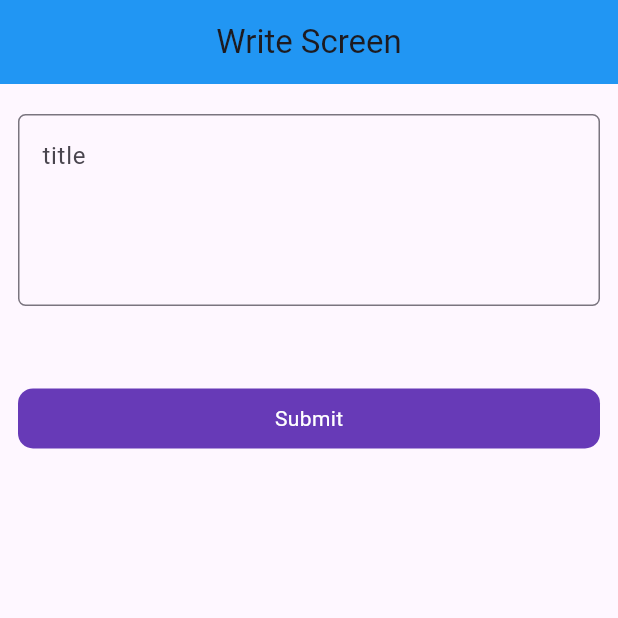
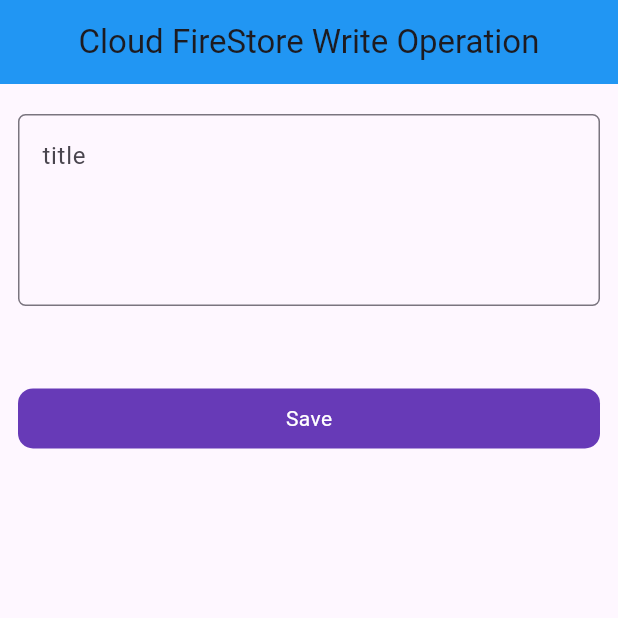
Before and after one commit to ARAFAT2000/firebasetuitorial, a Flutter app: the screen it shows after launch, on a phone screen of 412 x 824 dp, the top half of it. Run offline on Flutter 3.47's test engine with Material 3 defaults, Android fonts, the phone set to English and light mode, and no system bars; our stand-ins replace cloud_firestore, firebase_auth, firebase_core, firebase_database, fluttertoast; accounts and stored records are empty.

Commit message:
cloud database 4 method

```diff
--- /dev/null
+++ b/lib/Cloud_database/write_data.dart
@@ -0,0 +1,102 @@
+
+import 'package:cloud_firestore/cloud_firestore.dart';
+import 'package:firebasetuitorial/Utils/round_button.dart';
+import 'package:firebasetuitorial/Utils/tost_message.dart';
+
+import 'package:flutter/material.dart';
+
+import 'fetch_data.dart';
+
+class CloudFirestoreWrite extends StatefulWidget {
+  const CloudFirestoreWrite({super.key});
+
+  @override
+  State<CloudFirestoreWrite> createState() => _CloudFirestoreWriteState();
+}
+
+class _CloudFirestoreWriteState extends State<CloudFirestoreWrite> {
+  final titleController= TextEditingController();
+
+ final database= FirebaseFirestore.instance.collection('userdata');
+
+  bool loading=false;
+  final _key= GlobalKey<FormState>();
+  @override
+  Widget build(BuildContext context) {
+    final size= MediaQuery.of(context).size;
+    return Scaffold(
+      appBar: AppBar(
+        backgroundColor: Colors.blue,
+        centerTitle: true,
+
+        title: Text('Cloud FireStore Write Operation'),
+      ),
+
+      body: Padding(
+        padding: const EdgeInsets.only(top: 20,left: 12,right: 12),
+        child: Form(
+          key: _key,
+          child: Column(
+            children: [
+              TextFormField(
+                controller: titleController,
+                maxLines: 4,
+                decoration:InputDecoration(
+                    hintText: 'title',
+                    border: OutlineInputBorder(
+                        borderRadius: BorderRadius.circular(5)
+                    )
+                ) ,
+                validator: (value){
+                  if(value!.isEmpty){
+                    return 'Enter title';
+                  }
+                  return null;
+                },
+              ),
+              SizedBox(
+                height: size.height/15,
+              ),
+              RoundButton(
+                  loading: loading,
+                  title: 'Save',
+                  onTap: (){
+                    if(_key.currentState!.validate()){
+                      setState(() {
+                        loading=true;
+                      });
+
+                      String id= DateTime.now().millisecondsSinceEpoch.toString();
+                  database.doc(id).set({
+                    'title':titleController.text.toString(),
+                    'id':id
+                  }).then((value) {
+                    setState(() {
+                      loading=false;
+                    });
+                    titleController.clear();
+                    Navigator.push(context,
+                        MaterialPageRoute(builder: (context)=>FetchDatabase()));
+                  }).onError((error, stackTrace) {
+                    Utils().toastmassege(error.toString());
+                    setState(() {
+                      loading=false;
+                    });
+                  });
+
+                    }
+                  })
+
+            ],
+          ),
+        ),
+      ),
+    );
+  }
+  @override
+  void dispose() {
+    titleController.dispose();
+    // TODO: implement dispose
+    super.dispose();
+  }
+}
--- a/lib/app.dart
+++ b/lib/app.dart
@@ -2,6 +2,7 @@
 import 'package:firebasetuitorial/realtime_database/write_page.dart';
 import 'package:flutter/material.dart';
 
+import 'Cloud_database/write_data.dart';
 import 'Page/home_page.dart';
 import 'Screen/sign_up_screen.dart';
 import 'Screen/splass_screen.dart';
@@ -19,7 +20,7 @@
         colorScheme: ColorScheme.fromSeed(seedColor: Colors.deepPurple),
         useMaterial3: true,
       ),
-      home:RealtimeWrite(),
+      home:CloudFirestoreWrite(),
     );
   }
 }
```
Also changed, not shown: lib/Cloud_database/fetch_data.dart (added, +87 -0 lines), lib/realtime_database/write_page.dart (+8 -0 lines).
